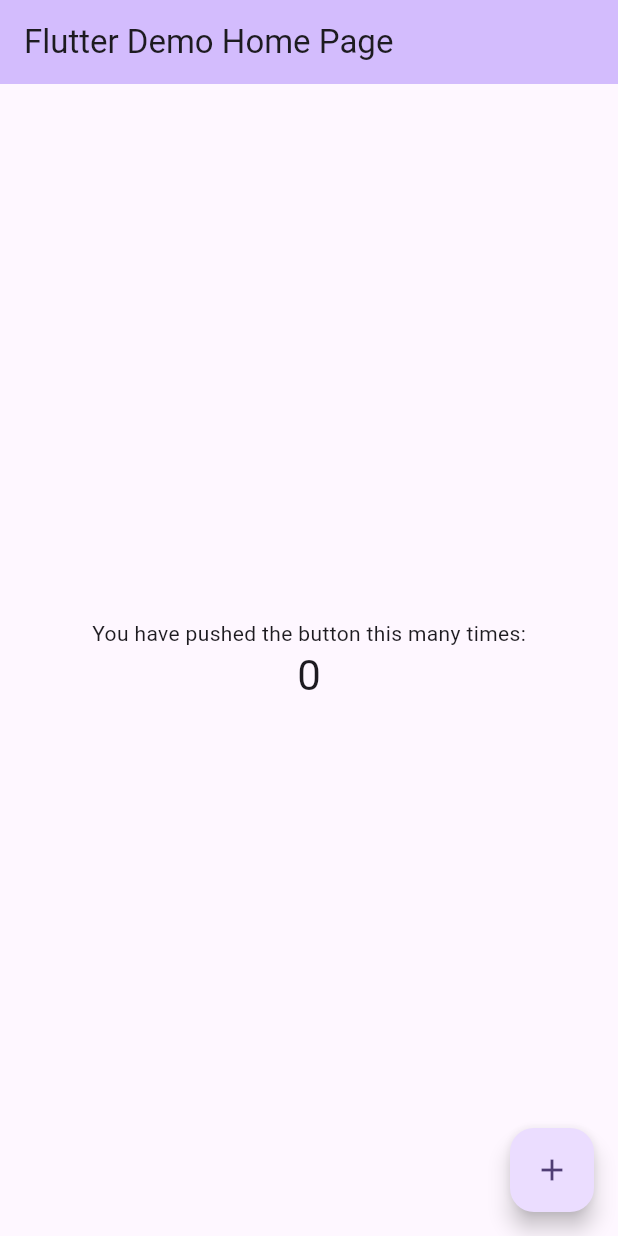
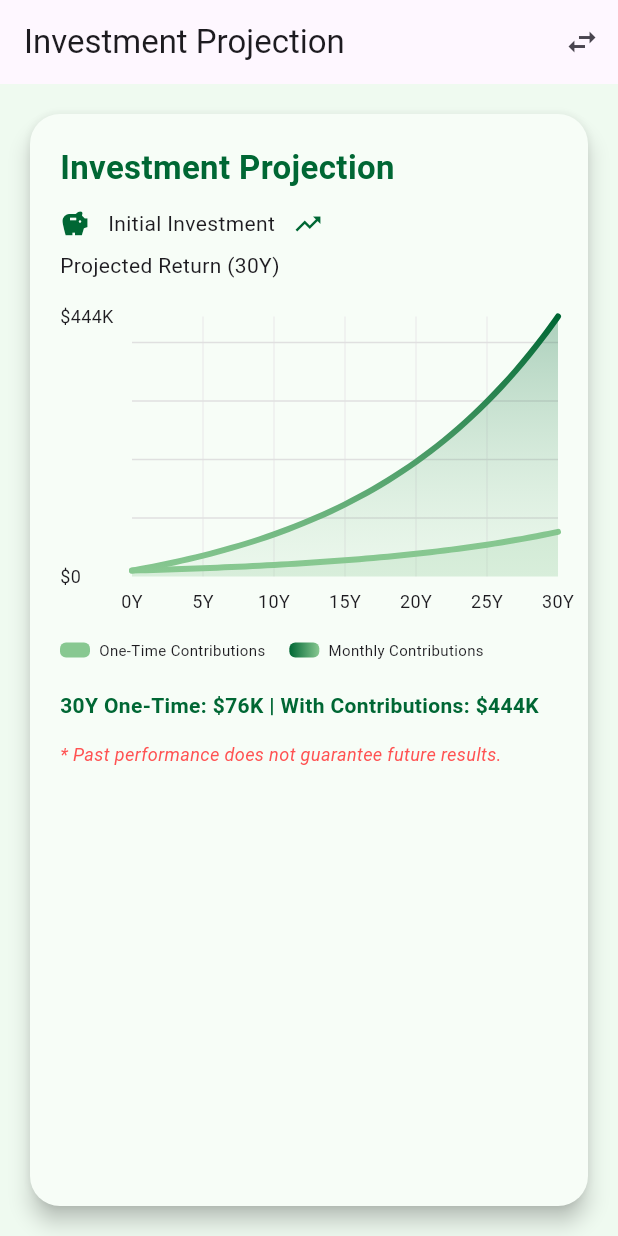
Before and after one commit to goops17/seb_hackathon, a Flutter app: the screen it shows after launch, on a phone screen of 412 x 824 dp. Run offline on Flutter 3.47's test engine with Material 3 defaults, Android fonts, the phone set to English and light mode, and no system bars; drawn by our look-alikes of fl_chart.

Commit message:
add: charts showing

```diff
--- a/lib/main.dart
+++ b/lib/main.dart
@@ -1,4 +1,5 @@
 import 'package:flutter/material.dart';
+import 'package:seb_hackaton/utils/charts.dart';
 
 void main() {
   runApp(const MyApp());
@@ -7,116 +8,59 @@ void main() {
 class MyApp extends StatelessWidget {
   const MyApp({super.key});
 
-  // This widget is the root of your application.
   @override
   Widget build(BuildContext context) {
     return MaterialApp(
-      title: 'Flutter Demo',
+      title: 'Investment Chart Demo',
       theme: ThemeData(
-        // This is the theme of your application.
-        //
-        // TRY THIS: Try running your application with "flutter run". You'll see
-        // the application has a purple toolbar. Then, without quitting the app,
-        // try changing the seedColor in the colorScheme below to Colors.green
-        // and then invoke "hot reload" (save your changes or press the "hot
-        // reload" button in a Flutter-supported IDE, or press "r" if you used
-        // the command line to start the app).
-        //
-        // Notice that the counter didn't reset back to zero; the application
-        // state is not lost during the reload. To reset the state, use hot
-        // restart instead.
-        //
-        // This works for code too, not just values: Most code changes can be
-        // tested with just a hot reload.
-        colorScheme: ColorScheme.fromSeed(seedColor: Colors.deepPurple),
+        primarySwatch: Colors.green,
+        scaffoldBackgroundColor: const Color(0xFFEFFAF0),
       ),
-      home: const MyHomePage(title: 'Flutter Demo Home Page'),
+      home: const InvestmentChartScreen(),
     );
   }
 }
 
-class MyHomePage extends StatefulWidget {
-  const MyHomePage({super.key, required this.title});
-
-  // This widget is the home page of your application. It is stateful, meaning
-  // that it has a State object (defined below) that contains fields that affect
-  // how it looks.
-
-  // This class is the configuration for the state. It holds the values (in this
-  // case the title) provided by the parent (in this case the App widget) and
-  // used by the build method of the State. Fields in a Widget subclass are
-  // always marked "final".
-
-  final String title;
+class InvestmentChartScreen extends StatefulWidget {
+  const InvestmentChartScreen({super.key});
 
   @override
-  State<MyHomePage> createState() => _MyHomePageState();
+  State<InvestmentChartScreen> createState() => _InvestmentChartScreenState();
 }
 
-class _MyHomePageState extends State<MyHomePage> {
-  int _counter = 0;
+class _InvestmentChartScreenState extends State<InvestmentChartScreen> {
+  bool showChart = true;
 
-  void _incrementCounter() {
+  void _toggleView() {
     setState(() {
-      // This call to setState tells the Flutter framework that something has
-      // changed in this State, which causes it to rerun the build method below
-      // so that the display can reflect the updated values. If we changed
-      // _counter without calling setState(), then the build method would not be
-      // called again, and so nothing would appear to happen.
-      _counter++;
+      showChart = !showChart;
     });
   }
 
   @override
   Widget build(BuildContext context) {
-    // This method is rerun every time setState is called, for instance as done
-    // by the _incrementCounter method above.
-    //
-    // The Flutter framework has been optimized to make rerunning build methods
-    // fast, so that you can just rebuild anything that needs updating rather
-    // than having to individually change instances of widgets.
     return Scaffold(
       appBar: AppBar(
-        // TRY THIS: Try changing the color here to a specific color (to
-        // Colors.amber, perhaps?) and trigger a hot reload to see the AppBar
-        // change color while the other colors stay the same.
-        backgroundColor: Theme.of(context).colorScheme.inversePrimary,
-        // Here we take the value from the MyHomePage object that was created by
-        // the App.build method, and use it to set our appbar title.
-        title: Text(widget.title),
+        title: const Text('Investment Projection'),
+        actions: [
+          IconButton(
+            icon: Icon(showChart ? Icons.swap_horiz : Icons.show_chart),
+            tooltip: 'Toggle View',
+            onPressed: _toggleView,
+          ),
+        ],
       ),
-      body: Center(
-        // Center is a layout widget. It takes a single child and positions it
-        // in the middle of the parent.
-        child: Column(
-          // Column is also a layout widget. It takes a list of children and
-          // arranges them vertically. By default, it sizes itself to fit its
-          // children horizontally, and tries to be as tall as its parent.
-          //
-          // Column has various properties to control how it sizes itself and
-          // how it positions its children. Here we use mainAxisAlignment to
-          // center the children vertically; the main axis here is the vertical
-          // axis because Columns are vertical (the cross axis would be
-          // horizontal).
-          //
-          // TRY THIS: Invoke "debug painting" (choose the "Toggle Debug Paint"
-          // action in the IDE, or press "p" in the console), to see the
-          // wireframe for each widget.
-          mainAxisAlignment: MainAxisAlignment.center,
-          children: <Widget>[
-            const Text('You have pushed the button this many times:'),
-            Text(
-              '$_counter',
-              style: Theme.of(context).textTheme.headlineMedium,
-            ),
-          ],
-        ),
+      body: Padding(
+        padding: const EdgeInsets.all(16.0),
+        child:
+            showChart
+                ? const InvestmentChart()
+                : const Placeholder(
+                  fallbackHeight: 300,
+                  fallbackWidth: double.infinity,
+                  color: Colors.green,
+                ),
       ),
-      floatingActionButton: FloatingActionButton(
-        onPressed: _incrementCounter,
-        tooltip: 'Increment',
-        child: const Icon(Icons.add),
-      ), // This trailing comma makes auto-formatting nicer for build methods.
     );
   }
 }
--- /dev/null
+++ b/lib/utils/charts.dart
@@ -0,0 +1,273 @@
+import 'package:flutter/material.dart';
+import 'package:fl_chart/fl_chart.dart';
+import 'package:intl/intl.dart';
+
+import 'dart:math';
+
+class InvestmentChart extends StatelessWidget {
+  final double initialInvestment = 10000;
+  final double monthlyContribution = 300;
+  final double annualRate = 0.07;
+  final int years = 30;
+
+  const InvestmentChart({super.key});
+
+  List<FlSpot> _calculateOneTimeInvestment() {
+    return List.generate(years + 1, (year) {
+      double value = initialInvestment * pow(1 + annualRate, year);
+      return FlSpot(year.toDouble(), value / 1000); // in K
+    });
+  }
+
+  List<FlSpot> _calculateMonthlyContributions() {
+    return List.generate(years + 1, (year) {
+      double futureValue = 0;
+      for (int m = 1; m <= year * 12; m++) {
+        futureValue +=
+            monthlyContribution * pow(1 + annualRate / 12, (year * 12) - m + 1);
+      }
+      futureValue += initialInvestment * pow(1 + annualRate, year);
+      return FlSpot(year.toDouble(), futureValue / 1000); // in K
+    });
+  }
+
+  String _formatCurrency(double amount) =>
+      "\$${(amount / 1000).toStringAsFixed(0)}K";
+
+  @override
+  Widget build(BuildContext context) {
+    final oneTime = _calculateOneTimeInvestment();
+    final monthly = _calculateMonthlyContributions();
+
+    final double endValueOneTime = oneTime.last.y * 1000;
+    final double endValueMonthly = monthly.last.y * 1000;
+
+    return Center(
+      child: ConstrainedBox(
+        constraints: const BoxConstraints(maxWidth: 380),
+        child: Card(
+          elevation: 6,
+          shape: RoundedRectangleBorder(
+            borderRadius: BorderRadius.circular(20),
+          ),
+          color: const Color(0xFFF7FDF7), // Light SEB background
+          child: Padding(
+            padding: const EdgeInsets.all(20),
+            child: Column(
+              crossAxisAlignment: CrossAxisAlignment.start,
+              children: [
+                const Text(
+                  "Investment Projection",
+                  style: TextStyle(
+                    fontSize: 22,
+                    fontWeight: FontWeight.bold,
+                    color: Color(0xFF006734), // SEB green
+                  ),
+                ),
+                const SizedBox(height: 12),
+                Wrap(
+                  spacing: 12,
+                  runSpacing: 8,
+                  crossAxisAlignment: WrapCrossAlignment.center,
+                  children: const [
+                    Icon(Icons.savings, color: Color(0xFF006734), size: 20),
+                    Text("Initial Investment"),
+                    Icon(Icons.trending_up, color: Color(0xFF006734), size: 20),
+                    Text("Projected Return (30Y)"),
+                  ],
+                ),
+                const SizedBox(height: 24),
+                AspectRatio(
+                  aspectRatio: 1.7,
+                  child: LineChart(
+                    LineChartData(
+                      lineTouchData: LineTouchData(
+                        handleBuiltInTouches: true,
+                        touchTooltipData: LineTouchTooltipData(
+                          tooltipRoundedRadius: 12,
+                          showOnTopOfTheChartBoxArea: true,
+                          getTooltipItems: (touchedSpots) {
+                            return touchedSpots.map((spot) {
+                              final value = spot.y.toStringAsFixed(1);
+                              return LineTooltipItem(
+                                "${spot.barIndex == 0 ? "One-time" : "Monthly"}: \$${value}K",
+                                const TextStyle(
+                                  fontWeight: FontWeight.w600,
+                                  color: Color(0xFF006734),
+                                ),
+                              );
+                            }).toList();
+                          },
+                        ),
+                      ),
+                      gridData: FlGridData(
+                        show: true,
+                        drawVerticalLine: true,
+                        horizontalInterval: 100,
+                        verticalInterval: 5,
+                        getDrawingHorizontalLine:
+                            (value) => FlLine(
+                              color: Colors.grey.shade300,
+                              strokeWidth: 1,
+                            ),
+                        getDrawingVerticalLine:
+                            (value) => FlLine(
+                              color: Colors.grey.shade200,
+                              strokeWidth: 1,
+                            ),
+                      ),
+                      titlesData: FlTitlesData(
+                        bottomTitles: AxisTitles(
+                          sideTitles: SideTitles(
+                            showTitles: true,
+                            interval: 5,
+                            getTitlesWidget:
+                                (value, _) => Padding(
+                                  padding: const EdgeInsets.only(top: 8),
+                                  child: Text(
+                                    '${value.toInt()}Y',
+                                    style: const TextStyle(fontSize: 12),
+                                  ),
+                                ),
+                          ),
+                        ),
+                        leftTitles: AxisTitles(
+                          sideTitles: SideTitles(
+                            showTitles: true,
+                            interval: 500,
+                            getTitlesWidget: (value, _) {
+                              final formatted = NumberFormat.compact(
+                                locale: 'en_US',
+                              ).format(value * 1000);
+                              return Text(
+                                '\$$formatted',
+                                style: const TextStyle(fontSize: 12),
+                              );
+                            },
+                            reservedSize: 48,
+                          ),
+                        ),
+
+                        rightTitles: AxisTitles(
+                          sideTitles: SideTitles(showTitles: false),
+                        ),
+                        topTitles: AxisTitles(
+                          sideTitles: SideTitles(showTitles: false),
+                        ),
+                      ),
+                      borderData: FlBorderData(show: false),
+                      minX: 0,
+                      maxX: years.toDouble(),
+                      minY: 0,
+                      lineBarsData: [
+                        LineChartBarData(
+                          spots: oneTime,
+                          isCurved: true,
+                          color: const Color(0xFF88C891),
+                          barWidth: 4,
+                          isStrokeCapRound: true,
+                          belowBarData: BarAreaData(
+                            show: true,
+                            color: const Color(0xFF88C891).withOpacity(0.2),
+                          ),
+                          dotData: FlDotData(show: false),
+                        ),
+                        LineChartBarData(
+                          spots: monthly,
+                          isCurved: true,
+                          gradient: const LinearGradient(
+                            colors: [Color(0xFF006734), Color(0xFF88C891)],
+                            begin: Alignment.topCenter,
+                            end: Alignment.bottomCenter,
+                          ),
+                          barWidth: 4,
+                          isStrokeCapRound: true,
+                          belowBarData: BarAreaData(
+                            show: true,
+                            gradient: LinearGradient(
+                              colors: [
+                                const Color(0xFF006734).withOpacity(0.3),
+                                const Color(0xFF88C891).withOpacity(0.1),
+                              ],
+                              begin: Alignment.topCenter,
+                              end: Alignment.bottomCenter,
+                            ),
+                          ),
+                          dotData: FlDotData(show: false),
+                        ),
+                      ],
+                    ),
+                    duration: const Duration(milliseconds: 800),
+                    curve: Curves.easeInOut,
+                  ),
+                ),
+                const SizedBox(height: 20),
+                Row(
+                  mainAxisAlignment: MainAxisAlignment.start,
+                  children: const [
+                    LegendItem(
+                      color: Color(0xFF88C891),
+                      label: "One-Time Contributions",
+                    ),
+                    SizedBox(width: 16),
+                    LegendItem(
+                      gradient: LinearGradient(
+                        colors: [Color(0xFF006734), Color(0xFF88C891)],
+                      ),
+                      label: "Monthly Contributions",
+                    ),
+                  ],
+                ),
+                const SizedBox(height: 20),
+                Text(
+                  "30Y One-Time: ${_formatCurrency(endValueOneTime)} | With Contributions: ${_formatCurrency(endValueMonthly)}",
+                  style: const TextStyle(
+                    fontWeight: FontWeight.w600,
+                    fontSize: 14,
+                    color: Color(0xFF006734),
+                  ),
+                ),
+                const SizedBox(height: 14),
+                const Text(
+                  "* Past performance does not guarantee future results.",
+                  style: TextStyle(
+                    color: Colors.redAccent,
+                    fontSize: 12,
+                    fontStyle: FontStyle.italic,
+                  ),
+                ),
+              ],
+            ),
+          ),
+        ),
+      ),
+    );
+  }
+}
+
+class LegendItem extends StatelessWidget {
+  final Color? color;
+  final Gradient? gradient;
+  final String label;
+
+  const LegendItem({super.key, this.color, this.gradient, required this.label});
+
+  @override
+  Widget build(BuildContext context) {
+    return Row(
+      children: [
+        Container(
+          width: 20,
+          height: 10,
+          decoration: BoxDecoration(
+            borderRadius: BorderRadius.circular(4),
+            color: color,
+            gradient: gradient,
+          ),
+        ),
+        const SizedBox(width: 6),
+        Text(label, style: const TextStyle(fontSize: 10)),
+      ],
+    );
+  }
+}
--- a/pubspec.yaml
+++ b/pubspec.yaml
@@ -34,6 +34,8 @@ dependencies:
   # The following adds the Cupertino Icons font to your application.
   # Use with the CupertinoIcons class for iOS style icons.
   cupertino_icons: ^1.0.8
+  fl_chart: ^0.70.2
+  intl: ^0.20.2
 
 dev_dependencies:
   flutter_test:
```
Also changed, not shown: 1 other file.
